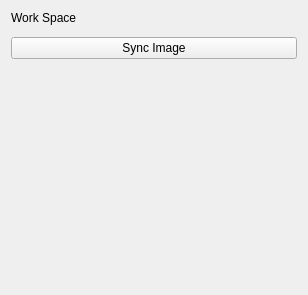
Above: samm/SammBase/Resources/UI/SammBase.ui from bingogome/samm before the change. Below: the same form after it.
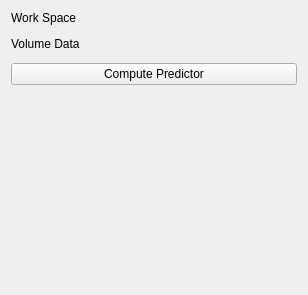
That is the form after the change. Custom widgets are drawn as their Qt base class.

Commit message: save slices to a folder

```diff
--- a/samm/SammBase/Resources/UI/SammBase.ui
+++ b/samm/SammBase/Resources/UI/SammBase.ui
@@ -22,9 +22,9 @@
     <widget class="ctkPathLineEdit" name="pathWorkSpace"/>
    </item>
    <item>
-    <widget class="QPushButton" name="pushSyncImage">
+    <widget class="QLabel" name="label_2">
      <property name="text">
-      <string>Sync Image</string>
+      <string>Volume Data</string>
      </property>
     </widget>
    </item>
@@ -41,6 +41,13 @@
      </property>
     </widget>
    </item>
+   <item>
+    <widget class="QPushButton" name="pushComputePredictor">
+     <property name="text">
+      <string>Compute Predictor</string>
+     </property>
+    </widget>
+   </item>
    <item>
     <spacer name="verticalSpacer">
      <property name="orientation">
```
Left out of the diff: 4 changed lines with no effect on the pictures. The commit also changes 2 other files.
